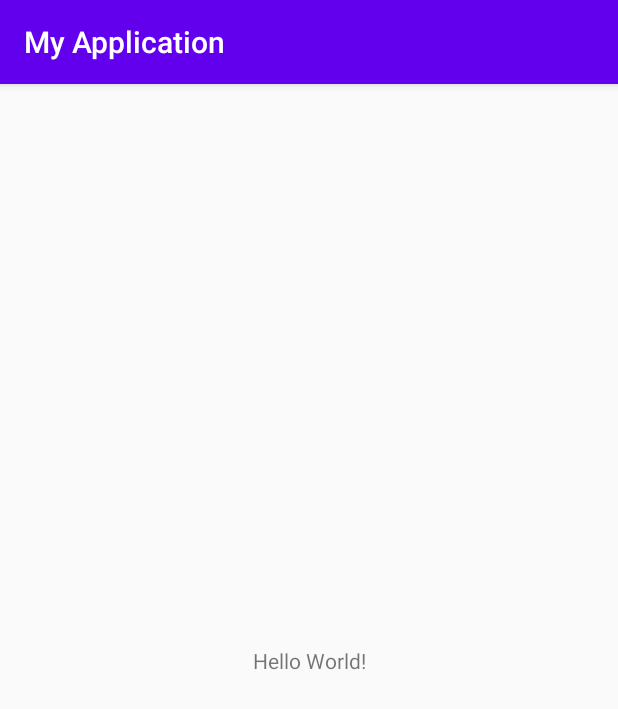
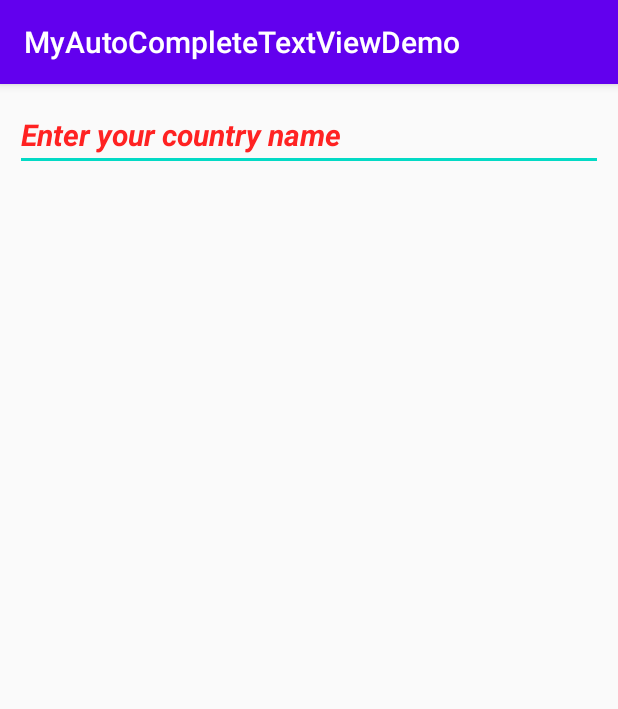
Before and after one commit to riazul701/android-aiyt, an Android app: the screen it shows after launch (MainActivity), on a phone screen of 412 x 824 dp. Shown: the top 709 px of the screen. Run offline under Robolectric (Android 15) with nearby library versions, the phone set to English and light mode, and no system bars.

Commit message:
Code from 084_Autocompletetextview.
Tutorial_084: Autocompletetextview example in android studio.

```diff
--- a/app/src/main/java/com/example/myapplication/MainActivity.java
+++ b/app/src/main/java/com/example/myapplication/MainActivity.java
@@ -1,14 +1,37 @@
 package com.example.myapplication;
+
+//import android.support.v7.app.AppCompatActivity;
+import android.os.Bundle;
+import android.view.View;
+import android.widget.AdapterView;
+import android.widget.ArrayAdapter;
+import android.widget.AutoCompleteTextView;
+import android.widget.Toast;
 
 import androidx.appcompat.app.AppCompatActivity;
 
-import android.os.Bundle;
-
 public class MainActivity extends AppCompatActivity {
 
+    private AutoCompleteTextView autoCompleteTextView;
+    private String[] countryNames;
     @Override
     protected void onCreate(Bundle savedInstanceState) {
         super.onCreate(savedInstanceState);
         setContentView(R.layout.activity_main);
+
+        countryNames = getResources().getStringArray(R.array.country_name);
+        autoCompleteTextView = (AutoCompleteTextView) findViewById(R.id.autoCompleteTextViewId);
+
+        ArrayAdapter<String> adapter = new ArrayAdapter<String>(this,android.R.layout.simple_list_item_1,countryNames);
+        autoCompleteTextView.setThreshold(1);
+        autoCompleteTextView.setAdapter(adapter);
+
+        autoCompleteTextView.setOnItemClickListener(new AdapterView.OnItemClickListener() {
+            @Override
+            public void onItemClick(AdapterView<?> adapterView, View view, int i, long l) {
+                String value = autoCompleteTextView.getText().toString();
+                Toast.makeText(getApplicationContext(),value,Toast.LENGTH_SHORT).show();
+            }
+        });
     }
 }
--- a/app/src/main/res/layout/activity_main.xml
+++ b/app/src/main/res/layout/activity_main.xml
@@ -1,18 +1,19 @@
 <?xml version="1.0" encoding="utf-8"?>
-<androidx.constraintlayout.widget.ConstraintLayout xmlns:android="http://schemas.android.com/apk/res/android"
+<LinearLayout xmlns:android="http://schemas.android.com/apk/res/android"
     xmlns:app="http://schemas.android.com/apk/res-auto"
     xmlns:tools="http://schemas.android.com/tools"
     android:layout_width="match_parent"
     android:layout_height="match_parent"
-    tools:context=".MainActivity">
+    android:padding="10dp"
+    tools:context="com.example.myapplication.MainActivity">
 
-    <TextView
-        android:layout_width="wrap_content"
-        android:layout_height="wrap_content"
-        android:text="Hello World!"
-        app:layout_constraintBottom_toBottomOf="parent"
-        app:layout_constraintLeft_toLeftOf="parent"
-        app:layout_constraintRight_toRightOf="parent"
-        app:layout_constraintTop_toTopOf="parent" />
+    <AutoCompleteTextView
+        android:textColorHint="#ff22"
+        android:textStyle="bold|italic"
+        android:textSize="20sp"
+        android:hint="Enter your country name"
+        android:id="@+id/autoCompleteTextViewId"
+        android:layout_width="match_parent"
+        android:layout_height="wrap_content" />
 
-</androidx.constraintlayout.widget.ConstraintLayout>
+</LinearLayout>
--- a/app/src/main/res/values/strings.xml
+++ b/app/src/main/res/values/strings.xml
@@ -1,3 +1,29 @@
 <resources>
-    <string name="app_name">My Application</string>
+    <string name="app_name">MyAutoCompleteTextViewDemo</string>
+    <string-array name="country_name">
+
+        <item>Afghanistan</item>
+        <item>Bangladesh</item>
+        <item>India</item>
+        <item>Bhutan</item>
+        <item>Nepal</item>
+        <item>Maldives</item>
+        <item>Pakistan</item>
+        <item>Japan</item>
+        <item>China</item>
+        <item>Sri Lanka</item>
+        <item>Australia</item>
+        <item>Ireland</item>
+        <item>Finland</item>
+        <item>Brazil</item>
+        <item>Argentina</item>
+        <item>Germany</item>
+        <item>Uruguay</item>
+        <item>Portugal</item>
+        <item>Scotland</item>
+        <item>Sweden</item>
+        <item>Iraq</item>
+        <item>Iran</item>
+
+    </string-array>
 </resources>
```
